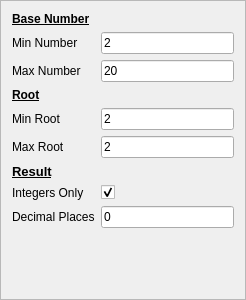
First picture: the form in rootsconfigframe.ui, repository RealGrep/QMentat, before the edit.
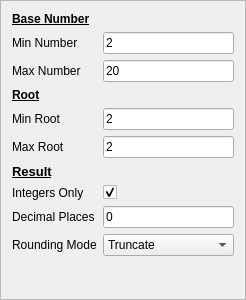
Second picture: the form after the edit.

Commit message: * Added validation for ints and for BigFixedPoint numbers. In particular,   wrote a class for validating them called QBigFixedValidator. * Added static BigFixedPoint::isValid(QString) method to help the   number validation. * Validation should basically work, though attention should be paid to   setting the limits appropriately. For one, BigFixedPoint doesn't really   need a limit, and perhaps the validator should allow not setting any kind   of range limits if not wanted.

Patch:
```diff
--- a/rootsconfigframe.ui
+++ b/rootsconfigframe.ui
@@ -148,6 +148,27 @@
        </property>
       </widget>
      </item>
+     <item row="9" column="0">
+      <widget class="QLabel" name="roundingLabel">
+       <property name="text">
+        <string>Rounding Mode</string>
+       </property>
+      </widget>
+     </item>
+     <item row="9" column="1">
+      <widget class="QComboBox" name="roundingComboBox">
+       <item>
+        <property name="text">
+         <string>Truncate</string>
+        </property>
+       </item>
+       <item>
+        <property name="text">
+         <string>Round</string>
+        </property>
+       </item>
+      </widget>
+     </item>
     </layout>
    </item>
   </layout>
```
The commit also changes 29 other files.
